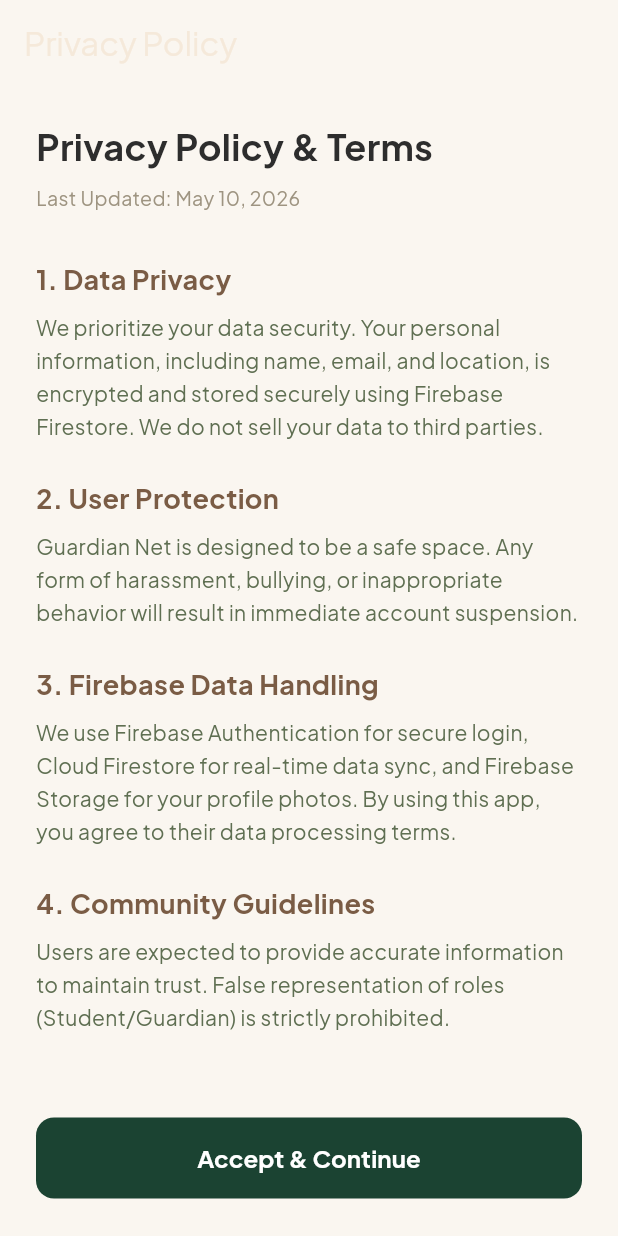
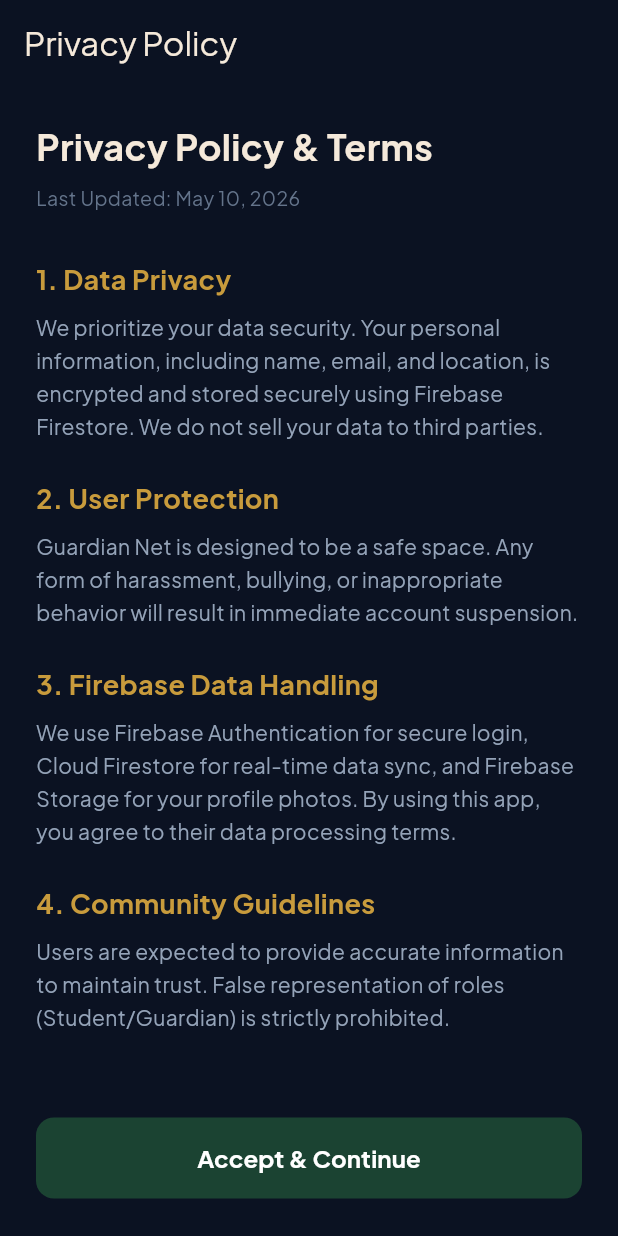
Before and after one commit to ommakadiya/PEERCONNECT-3, a Flutter app: the screen it shows once a user with an empty profile is signed in, on a phone screen of 412 x 824 dp. Run offline on Flutter 3.47's test engine with Material 3 defaults, Android fonts, the phone set to English and light mode, and no system bars; our stand-ins replace cloud_firestore, firebase_auth, firebase_core, firebase_storage, google_fonts, google_sign_in and 2 more; accounts and stored records are empty; network calls fail.

Commit message:
Premium Dark Mode Implementation: Cinematic Navy & Gold Theme

```diff
--- a/lib/app.dart
+++ b/lib/app.dart
@@ -64,25 +64,25 @@ class _GuardianNetAppState extends State<GuardianNetApp> {
       child: MaterialApp(
         title: AppConstants.appName,
         debugShowCheckedModeBanner: false,
+        themeMode: ThemeMode.dark,
         theme: ThemeData(
           useMaterial3: true,
-          brightness: Brightness.light,
-          colorScheme: const ColorScheme.light(
+          brightness: Brightness.dark,
+          colorScheme: const ColorScheme.dark(
             primary: AppConstants.forestGreen,
             secondary: AppConstants.premiumGold,
-            surface: AppConstants.warmBeige,
-            onSurface: AppConstants.charcoal,
+            surface: AppConstants.surfaceCard,
+            onSurface: AppConstants.textPrimary,
             onPrimary: Colors.white,
-            onSecondary: Colors.white,
             error: AppConstants.errorColor,
           ),
           scaffoldBackgroundColor: AppConstants.backgroundColor,
           textTheme: GoogleFonts.plusJakartaSansTextTheme(
-            ThemeData.light().textTheme,
+            ThemeData.dark().textTheme,
           ),
           appBarTheme: const AppBarTheme(
-            backgroundColor: AppConstants.navyBlue,
-            foregroundColor: AppConstants.warmBeige,
+            backgroundColor: AppConstants.surfaceCard,
+            foregroundColor: AppConstants.textPrimary,
             centerTitle: false,
             elevation: 0,
           ),
@@ -93,8 +93,8 @@ class _GuardianNetAppState extends State<GuardianNetApp> {
           ),
           inputDecorationTheme: InputDecorationTheme(
             filled: true,
-            fillColor: AppConstants.softCream,
-            labelStyle: const TextStyle(color: AppConstants.mutedOlive),
+            fillColor: AppConstants.surfaceCardLight,
+            labelStyle: const TextStyle(color: AppConstants.textSecondary),
             hintStyle: const TextStyle(color: AppConstants.textMuted),
             border: OutlineInputBorder(
               borderRadius: BorderRadius.circular(AppConstants.borderRadiusMd),
@@ -102,7 +102,7 @@ class _GuardianNetAppState extends State<GuardianNetApp> {
             ),
             enabledBorder: OutlineInputBorder(
               borderRadius: BorderRadius.circular(AppConstants.borderRadiusMd),
-              borderSide: const BorderSide(color: AppConstants.lightSand),
+              borderSide: const BorderSide(color: Colors.white10),
             ),
             focusedBorder: OutlineInputBorder(
               borderRadius: BorderRadius.circular(AppConstants.borderRadiusMd),
@@ -122,37 +122,16 @@ class _GuardianNetAppState extends State<GuardianNetApp> {
           bottomNavigationBarTheme: const BottomNavigationBarThemeData(
             type: BottomNavigationBarType.fixed,
             selectedItemColor: AppConstants.premiumGold,
-            unselectedItemColor: AppConstants.lightSand,
-            backgroundColor: AppConstants.navyBlue,
+            unselectedItemColor: Colors.white30,
+            backgroundColor: AppConstants.surfaceCard,
           ),
           cardTheme: CardThemeData(
             color: AppConstants.surfaceCard,
-            elevation: 1,
-            shadowColor: Colors.black.withValues(alpha: 0.05),
+            elevation: 0,
             shape: RoundedRectangleBorder(
               borderRadius: BorderRadius.circular(AppConstants.borderRadiusMd),
+              side: const BorderSide(color: Colors.white10),
             ),
-          ),
-        ),
-        darkTheme: ThemeData(
-          useMaterial3: true,
-          brightness: Brightness.dark,
-          colorScheme: const ColorScheme.dark(
-            primary: AppConstants.forestGreen,
-            secondary: AppConstants.premiumGold,
-            surface: Color(0xFF1E293B),
-            onSurface: AppConstants.warmBeige,
-            onPrimary: Colors.white,
-            error: AppConstants.errorColor,
-          ),
-          scaffoldBackgroundColor: const Color(0xFF0F172A),
-          textTheme: GoogleFonts.plusJakartaSansTextTheme(
-            ThemeData.dark().textTheme,
-          ),
-          appBarTheme: const AppBarTheme(
-            backgroundColor: Color(0xFF1E293B),
-            foregroundColor: AppConstants.warmBeige,
-            elevation: 0,
           ),
         ),
         initialRoute: '/',
--- a/lib/screens/login_screen.dart
+++ b/lib/screens/login_screen.dart
@@ -47,7 +47,7 @@ class _LoginScreenState extends State<LoginScreen>
       body: Container(
         width: double.infinity,
         height: double.infinity,
-        color: AppConstants.warmBeige,
+        color: AppConstants.backgroundColor,
         child: Consumer<AuthProvider>(
           builder: (ctx, auth, _) {
             WidgetsBinding.instance.addPostFrameCallback((_) {
@@ -132,10 +132,10 @@ class _LoginScreenState extends State<LoginScreen>
     height: 130,
     decoration: BoxDecoration(
       shape: BoxShape.circle,
-      color: Colors.white,
+      color: AppConstants.surfaceCard,
       boxShadow: [
         BoxShadow(
-          color: AppConstants.premiumGold.withValues(alpha: 0.2),
+          color: Colors.black.withValues(alpha: 0.2),
           blurRadius: 30,
           spreadRadius: 2,
         ),
--- a/lib/utils/constants.dart
+++ b/lib/utils/constants.dart
@@ -30,17 +30,17 @@ class AppConstants {
   static const Color charcoal = Color(0xFF2D2D2D);        // Primary Text
   static const Color lightSand = Color(0xFFD8C3A5);       // Disabled/Borders
 
-  // Role-based colors (Mapped from the new system)
-  static const Color backgroundColor = softCream;         // Light Mode Base
+  // Role-based colors (Mapped for Dark Theme)
+  static const Color backgroundColor = Color(0xFF0B1222); // Deep Cinematic Navy
   static const Color primaryColor = forestGreen;
-  static const Color secondaryColor = richBrown;
+  static const Color secondaryColor = premiumGold;
   static const Color accentColor = premiumGold;
-  static const Color surfaceCard = warmBeige;
-  static const Color surfaceCardLight = Color(0xFFEFE2D0); // Slightly darker beige
-  static const Color textPrimary = charcoal;
-  static const Color textSecondary = mutedOlive;          // Muted Olive for secondary
-  static const Color textMuted = Color(0xFF9E9481);       // Sand tone for muted
-  static const Color errorColor = Color(0xFF962D2D);      // Muted red-brown for error
+  static const Color surfaceCard = Color(0xFF161E2E);     // Dark Surface
+  static const Color surfaceCardLight = Color(0xFF1F2937);
+  static const Color textPrimary = warmBeige;             // Warm Beige text for contrast
+  static const Color textSecondary = Color(0xFF94A3B8);   // Muted Slate
+  static const Color textMuted = Color(0xFF64748B);
+  static const Color errorColor = Color(0xFFF87171);
   static const Color successColor = forestGreen;
 
   // ── Gradients ─────────────────────────────────────────────────────────
```
Also changed, not shown: lib/screens/role_selection_screen.dart (+6 -6 lines).
